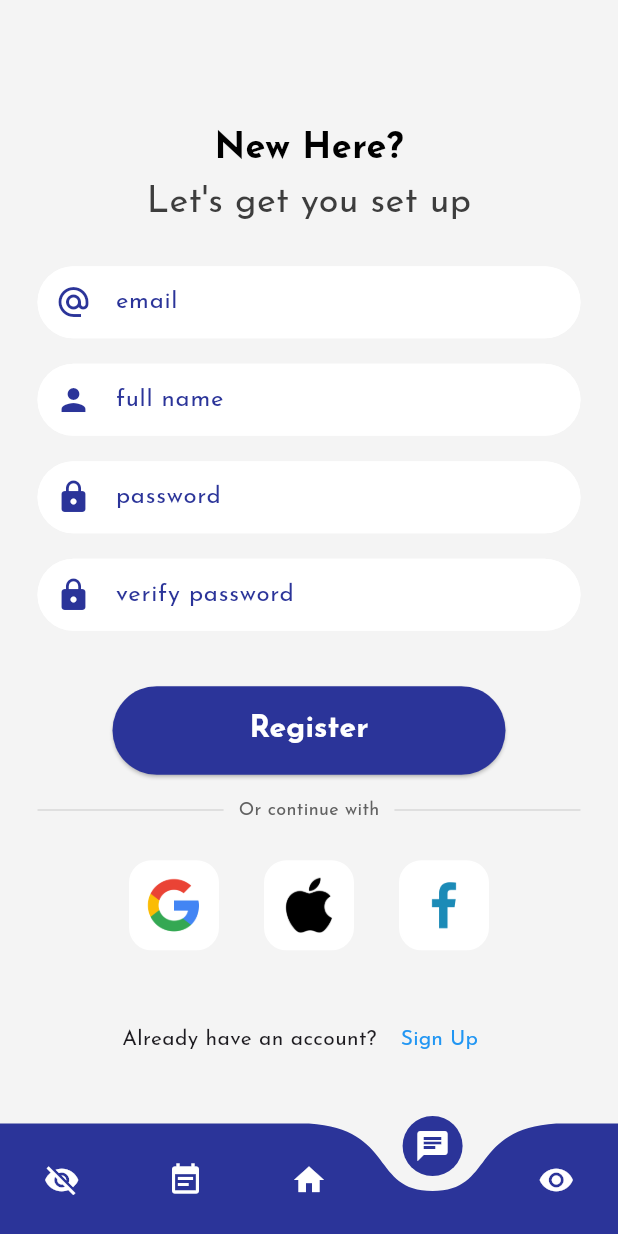
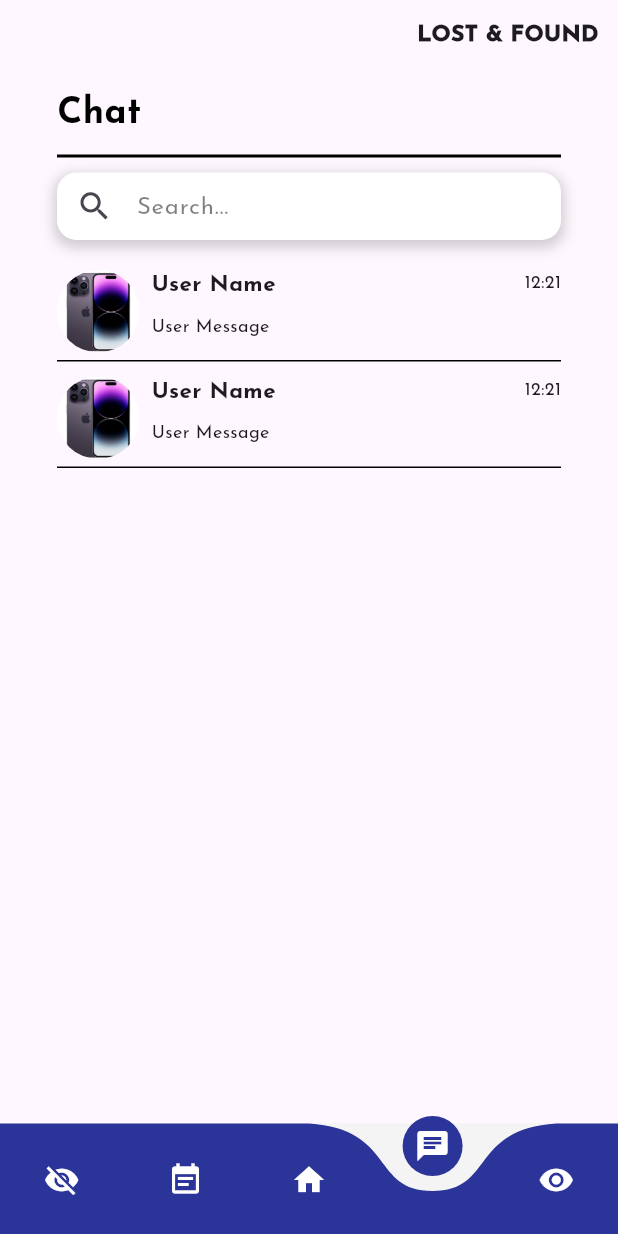
Before and after one commit to ophinst/Fin.it, a Flutter app: the HomeScreen screen opened by its route, item 4 of the bottom bar chosen, on a phone screen of 412 x 824 dp. Run offline on Flutter 3.47's test engine with Material 3 defaults, Android fonts, the phone set to English and light mode, and no system bars; drawn by our look-alikes of curved_navigation_bar; our stand-ins replace flutter_dotenv, geolocator, get, google_maps_flutter, permission_handler.

Commit message:
Chats UI

```diff
--- /dev/null
+++ b/lib/components/chat_box.dart
@@ -0,0 +1,81 @@
+import 'package:flutter/material.dart';
+
+class ChatBox extends StatelessWidget {
+  @override
+  Widget build(BuildContext context) {
+    return Padding(
+      padding: const EdgeInsets.symmetric(horizontal: 25.0),
+      child: Column(
+        children: [
+          Row(
+            mainAxisAlignment: MainAxisAlignment.start,
+            crossAxisAlignment: CrossAxisAlignment.start,
+            children: [
+              Column(
+                children: [
+                  ClipOval(
+                    child: Image.asset(
+                      'assets/images/iphone.jpg',
+                      width: 55,
+                      height: 55,
+                      fit: BoxFit.cover,
+                    ),
+                  )
+                ],
+              ),
+              SizedBox(width: 8),
+              Expanded(
+                child: Column(
+                  mainAxisAlignment: MainAxisAlignment.start,
+                  crossAxisAlignment: CrossAxisAlignment.start,
+                  children: [
+                    Row(
+                      children: [
+                        Text(
+                          'User Name',
+                          style: TextStyle(
+                            fontWeight: FontWeight.bold,
+                            fontSize: 15,
+                          ),
+                        ),
+                      ],
+                    ),
+                    SizedBox(height: 8),
+                    Row(
+                      children: [
+                        Text(
+                          'User Message',
+                          style: TextStyle(
+                            fontWeight: FontWeight.w500,
+                            fontSize: 12,
+                          ),
+                        )
+                      ],
+                    )
+                  ],
+                ),
+              ),
+              Column(
+                crossAxisAlignment: CrossAxisAlignment.end,
+                children: [
+                  Text(
+                    '12:21',
+                    style: TextStyle(
+                      fontWeight: FontWeight.w500,
+                      fontSize: 12,
+                    ),
+                  )
+                ],
+              ),
+            ],
+          ),
+          Container(
+            margin: const EdgeInsets.only(top: 5),
+            height: 1,
+            color: Colors.black,
+          ),
+        ],
+      ),
+    );
+  }
+}
--- a/lib/components/search_bar.dart
+++ b/lib/components/search_bar.dart
@@ -1,4 +1,49 @@
 import 'package:flutter/material.dart';
+
+// DUMMY SEARCH BAR
+class AnotherSearchBar extends StatelessWidget {
+  final TextEditingController searchController;
+
+  const AnotherSearchBar({
+    required this.searchController,
+  });
+  @override
+  Widget build(BuildContext context) {
+    return Container(
+      margin: EdgeInsets.only(
+        top: 10,
+      ),
+      width: 127,
+      height: 45,
+      alignment: Alignment.center,
+      decoration: BoxDecoration(
+          color: Colors.white,
+          borderRadius: BorderRadius.circular(13),
+          border: Border.all(color: Colors.transparent, width: 1),
+          boxShadow: [
+            BoxShadow(
+              color: Colors.grey.withOpacity(0.5),
+              spreadRadius: 2,
+              blurRadius: 7,
+              offset: const Offset(0, 3),
+            ),
+          ]),
+      child: TextFormField(
+        controller: searchController,
+        decoration: InputDecoration(
+            border: InputBorder.none,
+            hintText: "Search...",
+            hintStyle: TextStyle(
+              color: Colors.black.withOpacity(0.5),
+            ),
+            prefixIcon: Icon(
+              Icons.search,
+              size: 25,
+            )),
+      ),
+    );
+  }
+}
 
 class SrcBar extends StatelessWidget {
   final TextEditingController searchController;
--- /dev/null
+++ b/lib/pages/chat_page.dart
@@ -0,0 +1,94 @@
+// ignore_for_file: camel_case_types, prefer_typing_uninitialized_variables
+
+import 'package:capstone_project/components/chat_box.dart';
+import 'package:capstone_project/components/search_bar.dart';
+import 'package:flutter/material.dart';
+
+class ChatPage extends StatefulWidget {
+  const ChatPage({Key? key}) : super(key: key);
+
+  @override
+  State<ChatPage> createState() => _ChatPageState();
+}
+
+class _ChatPageState extends State<ChatPage> {
+
+  TextEditingController searchController = TextEditingController();
+
+  @override
+  Widget build(BuildContext context) {
+    return Scaffold(
+      body: SingleChildScrollView(
+        child: SafeArea(
+          child: Padding(
+            padding: const EdgeInsets.all(13.0),
+            child: Column(
+              children: [
+                Row(
+                  mainAxisAlignment: MainAxisAlignment.end,
+                  children: [
+                    Text(
+                      'LOST & FOUND',
+                      style: TextStyle(
+                        fontFamily: 'josefinSans',
+                        fontWeight: FontWeight.w900,
+                        fontSize: 15,
+                      ),
+                    ),
+                  ],
+                ),
+                const Row(
+                  children: [
+                    Padding(
+                      padding: EdgeInsets.only(
+                        left: 25,
+                        top: 25,
+                      ),
+                      child: Text(
+                        'Chat',
+                        style: TextStyle(
+                          color: Colors.black,
+                          fontSize: 24,
+                          fontWeight: FontWeight.bold,
+                          fontFamily: 'JosefinSans',
+                        ),
+                      ),
+                    ),
+                    // SizedBox(
+                    //   width: 12,
+                    // ),
+                    // SrcBar(),
+                  ],
+                ),
+                Container(
+                  margin: const EdgeInsets.only(left: 25, top: 10, right: 25),
+                  height: 2,
+                  color: Colors.black,
+                ),
+                Row(
+                  children: [
+                    Expanded(
+                      child: Padding(
+                        padding: EdgeInsets.symmetric(
+                          horizontal: 25,
+                        ),
+                          child: AnotherSearchBar(
+                            searchController: searchController,
+                          )),
+                    ),
+                  ],
+                ),
+                SizedBox(
+                  height: 20,
+                ),
+                ChatBox(),
+                SizedBox(height: 10),
+                ChatBox(),
+              ],
+            ),
+          ),
+        ),
+      ),
+    );
+  }
+}
--- a/lib/pages/home_screen.dart
+++ b/lib/pages/home_screen.dart
@@ -1,9 +1,8 @@
+import 'package:capstone_project/pages/chat_page.dart';
 import 'package:capstone_project/pages/form_lost.dart';
 import 'package:capstone_project/pages/found_item_list.dart';
 import 'package:capstone_project/pages/home_page.dart';
-import 'package:capstone_project/pages/lost_item.dart';
 import 'package:capstone_project/pages/lost_item_list.dart';
-import 'package:capstone_project/pages/register_page.dart';
 import 'package:curved_navigation_bar/curved_navigation_bar.dart';
 import 'package:flutter/material.dart';
 
@@ -24,7 +23,7 @@ class _HomeScreenState extends State<HomeScreen> {
     FoundItemList(),
     FormLost(),
     HomePage(),
-    RegisterPage(),
+    ChatPage(),
     LostItemList(),
   ];
 
```
